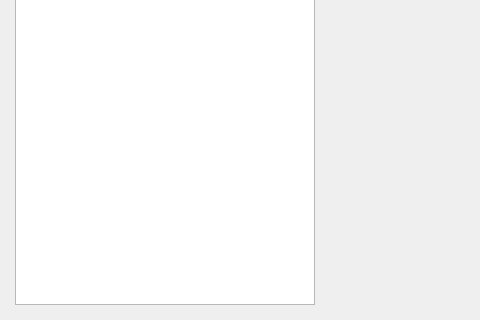
clannable/tagdictionary, file ui/mainwindow.ui: the form before one commit; both pictures show x 0 to 480 and y 330 to 650 of the 1200 by 650 pixel window.
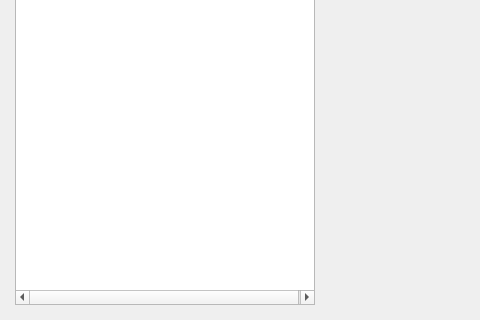
The form after the commit. Custom widgets are drawn as their Qt base class.

```diff
--- a/ui/mainwindow.ui
+++ b/ui/mainwindow.ui
@@ -150,16 +150,32 @@
           <bool>false</bool>
          </property>
          <property name="columnCount">
-          <number>1</number>
+          <number>3</number>
          </property>
          <attribute name="headerVisible">
           <bool>false</bool>
          </attribute>
+         <attribute name="headerMinimumSectionSize">
+          <number>20</number>
+         </attribute>
+         <attribute name="headerStretchLastSection">
+          <bool>false</bool>
+         </attribute>
          <column>
           <property name="text">
            <string notr="true">Tags</string>
           </property>
          </column>
+         <column>
+          <property name="text">
+           <string notr="true">2</string>
+          </property>
+         </column>
+         <column>
+          <property name="text">
+           <string notr="true">3</string>
+          </property>
+         </column>
         </widget>
        </item>
       </layout>
```
Left out of the diff: 2 changed lines with no effect on the pictures.
